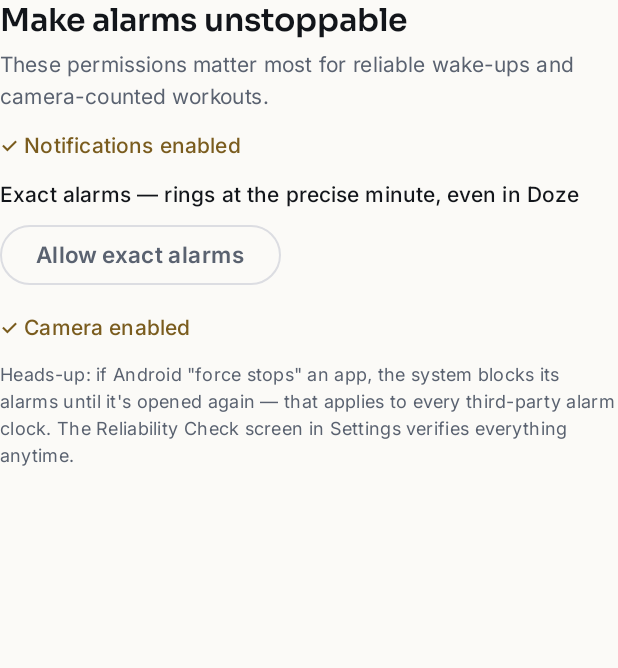
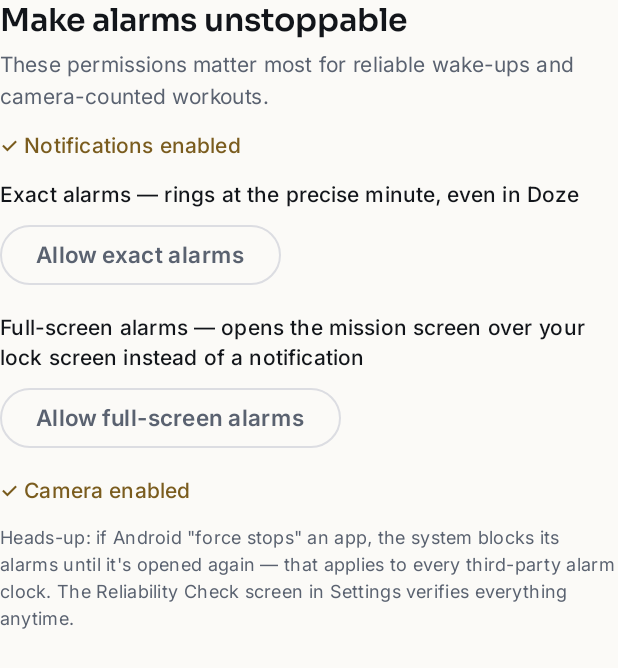
Before and after one commit to munnighosh965-droid/push-clock, an Android app built with Jetpack Compose: the composable PermissionsPage shown on its own in the app's theme, on a phone screen of 412 x 824 dp. Shown: the top 668 px of the screen. Run offline under Robolectric (Android 15) with nearby library versions, the phone set to English and light mode, and no system bars; our stand-ins replace Dagger/Hilt's generated code.

```diff
--- a/app/src/main/java/com/powerclock/alarm/ui/onboarding/OnboardingScreen.kt
+++ b/app/src/main/java/com/powerclock/alarm/ui/onboarding/OnboardingScreen.kt
@@ -421,6 +421,36 @@ private fun PermissionsPage(viewModel: OnboardingViewModel) {
         }
         Spacer(Modifier.height(16.dp))
 
+        // Since Android 14 this is a separate user grant. Without it the
+        // system downgrades the ringing screen to a heads-up notification.
+        val fullScreenOk = Build.VERSION.SDK_INT < 34 ||
+            (context.getSystemService(android.app.NotificationManager::class.java)
+                ?.canUseFullScreenIntent() ?: true)
+        Text(
+            if (fullScreenOk) {
+                "✓ Full-screen alarms allowed"
+            } else {
+                "Full-screen alarms — opens the mission screen over your lock screen instead of a notification"
+            },
+            style = MaterialTheme.typography.titleSmall,
+            color = if (fullScreenOk) MaterialTheme.colorScheme.primary else MaterialTheme.colorScheme.onSurface,
+        )
+        if (!fullScreenOk && Build.VERSION.SDK_INT >= 34) {
+            Spacer(Modifier.height(8.dp))
+            OutlinedButton(onClick = {
+                try {
+                    context.startActivity(
+                        Intent(
+                            Settings.ACTION_MANAGE_APP_USE_FULL_SCREEN_INTENT,
+                            android.net.Uri.fromParts("package", context.packageName, null),
+                        ),
+                    )
+                } catch (_: Exception) {
+                }
+            }) { Text("Allow full-screen alarms") }
+        }
+        Spacer(Modifier.height(16.dp))
+
         Text(
             if (cameraGranted) "✓ Camera enabled" else "Camera — counts your wake-up workout on-device; nothing is stored or uploaded",
             style = MaterialTheme.typography.titleSmall,
```
Also changed, not shown: app/src/main/java/com/powerclock/alarm/alarmengine/AlarmRingingService.kt (+27 -0 lines), 1 other file.
